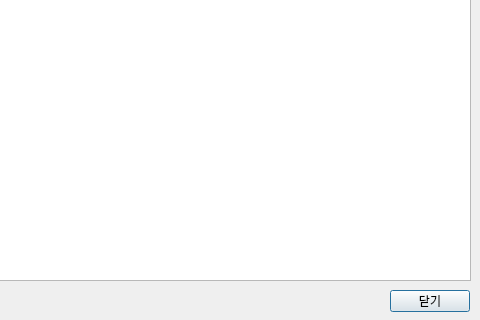
Qt form qt/mime_raw_message_dialog.ui (chwnam/lifemotif-desktop) before a commit; both pictures show x 320 to 800 and y 280 to 600 of the 800 by 600 pixel window.
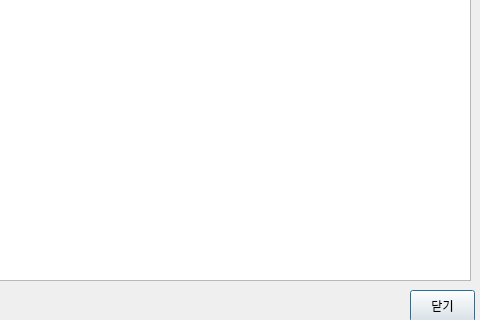
The same form after that commit.

Diff of the .ui file:
```diff
--- a/qt/mime_raw_message_dialog.ui
+++ b/qt/mime_raw_message_dialog.ui
@@ -31,10 +31,10 @@
   <widget class="QPushButton" name="closeButton">
    <property name="geometry">
     <rect>
-     <x>710</x>
+     <x>730</x>
      <y>570</y>
-     <width>80</width>
-     <height>22</height>
+     <width>65</width>
+     <height>32</height>
     </rect>
    </property>
    <property name="text">
```
